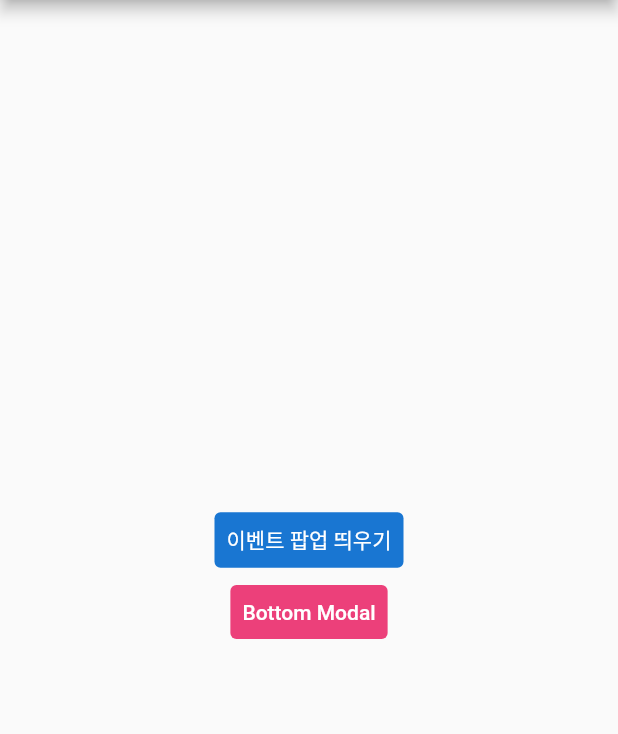
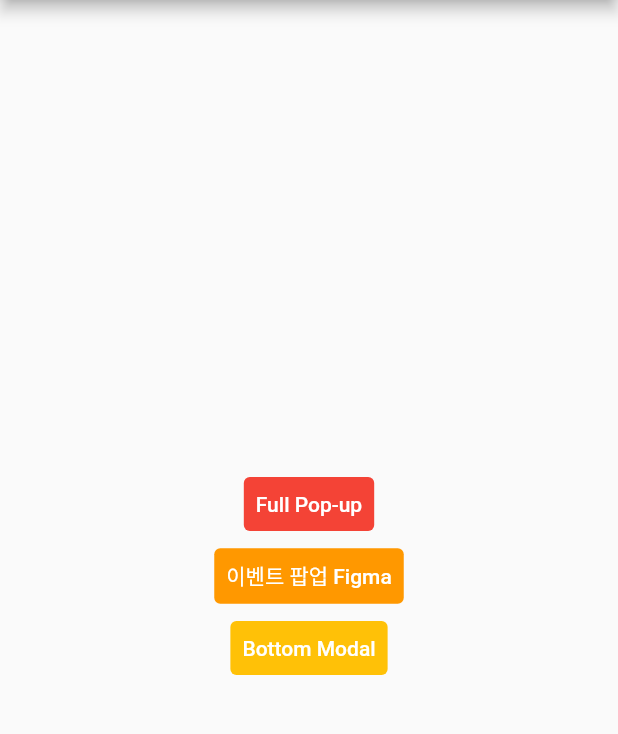
Before and after one commit to YDayeon/flutter-firebase, a Flutter app: the screen it shows after launch, after a tap on "popup", on a phone screen of 412 x 824 dp, the part 84-818 px from its top. Run offline on Flutter 3.47's test engine with Material 2 defaults, Android fonts, the phone set to English and light mode, and no system bars; our stand-ins replace firebase_core, firebase_messaging, flutter_local_notifications, flutter_svg_provider, get; accounts and stored records are empty.

Commit message:
full event popup

```diff
--- a/lib/page/event_format.dart
+++ b/lib/page/event_format.dart
@@ -23,19 +23,29 @@ class EventDialog extends StatelessWidget {
       mainAxisAlignment: MainAxisAlignment.center,
       children: [
         TextButton(
-          style: TextButton.styleFrom(backgroundColor: Colors.blue[700]),
+            style: TextButton.styleFrom(backgroundColor: Colors.red),
+            onPressed: () => showDialog<String>(
+                  context: context,
+                  builder: (BuildContext context) => const FullPopUpWidget(),
+                ),
+            child: const Text(
+              'Full Pop-up',
+              style: TextStyle(color: Colors.white),
+            )),
+        TextButton(
+          style: TextButton.styleFrom(backgroundColor: Colors.orange),
           onPressed: () => showDialog<String>(
             context: context,
             builder: (BuildContext context) => const TextEventWidget(),
           ),
           child: const Text(
-            '이벤트 팝업 띄우기',
+            '이벤트 팝업 Figma',
             style: TextStyle(color: Colors.white),
           ),
         ),
         TextButton(
             style: TextButton.styleFrom(
-              backgroundColor: Colors.pink[400],
+              backgroundColor: Colors.amber,
             ),
             onPressed: () {
               showModalBottomSheet<void>(
@@ -104,6 +114,36 @@ class EventAlert extends StatelessWidget {
           child: const Text('닫기'),
         )
       ],
+    );
+  }
+}
+
+class FullPopUpWidget extends StatelessWidget {
+  const FullPopUpWidget({super.key});
+
+  @override
+  Widget build(BuildContext context) {
+    return SizedBox(
+      width: MediaQuery.sizeOf(context).width,
+      height: MediaQuery.sizeOf(context).height,
+      child: Column(
+        mainAxisAlignment: MainAxisAlignment.center,
+        children: [
+          Text(
+            'This is Full Screen Event Pop-up template',
+            style: TextStyle(color: Colors.pink[100]),
+          ),
+          TextButton(
+              style: TextButton.styleFrom(
+                backgroundColor: Colors.white,
+              ),
+              onPressed: () => Navigator.pop(context, 'CLOSE'),
+              child: const Text(
+                'close',
+                style: TextStyle(color: Colors.black),
+              ))
+        ],
+      ),
     );
   }
 }
--- a/lib/page/home_page.dart
+++ b/lib/page/home_page.dart
@@ -23,10 +23,17 @@ class _HomePageState extends State<HomePage> {
     return Scaffold(
       appBar: AppBar(title: const Text("withus_law")),
       body: Center(
-        child: ElevatedButton(
-          onPressed: () => Navigator.push(context,
-              MaterialPageRoute(builder: (context) => const EventFormatPage())),
-          child: const Text('popup'),
+        child: Column(
+          mainAxisAlignment: MainAxisAlignment.center,
+          children: [
+            ElevatedButton(
+              onPressed: () => Navigator.push(
+                  context,
+                  MaterialPageRoute(
+                      builder: (context) => const EventFormatPage())),
+              child: const Text('popup'),
+            ),
+          ],
         ),
       ),
     );
```
